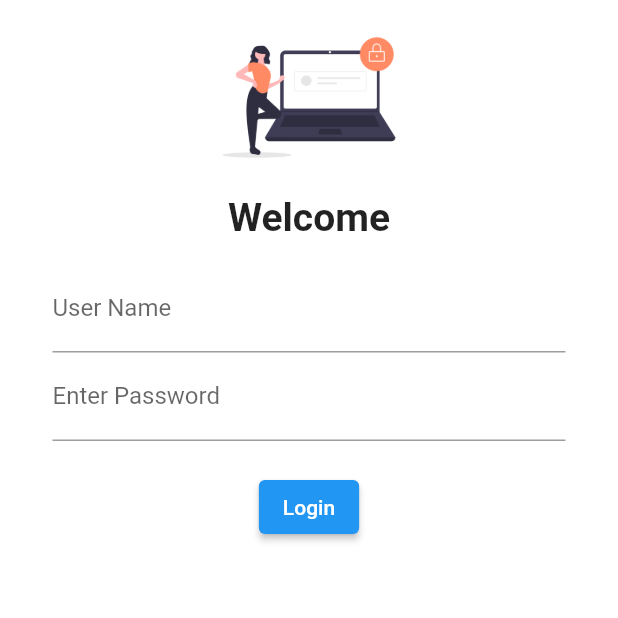
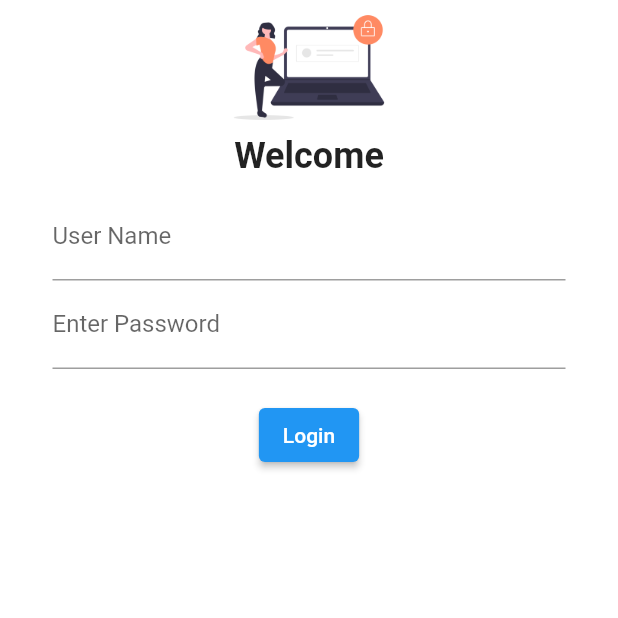
Before and after one commit to AnantChauhan/appsite_store, a Flutter app: the screen it shows after launch, on a phone screen of 412 x 824 dp, the top half of it. Run offline on Flutter 3.47's test engine with Material 2 defaults, Android fonts, the phone set to English and light mode, and no system bars; our stand-ins replace flutter_fortune_wheel; missing offline and left inert: scroll_navigation; statements that could not run were skipped.

Commit message:
sample1.2

```diff
--- a/lib/Screens/login_page.dart
+++ b/lib/Screens/login_page.dart
@@ -10,17 +10,18 @@ class LoginPage extends StatelessWidget {
         children: [
 
           Image.asset(
-            "assets/images/logimage.png",width: 150, height: 130,
+            "assets/images/logimage.png",width: 150, height: 90,
         ),
-        // SizedBox(height: 20,),
-        Text(
-          "Welcome",
-          style: TextStyle(
-            fontSize: 26,
-            fontWeight: FontWeight.bold,
-          ), ),
+        // SizedBox(height: 20,)
+         Text(
+            "Welcome",
+            style: TextStyle(
+              fontSize: 24,
+              fontWeight: FontWeight.bold,
+            ), ),
+
 Padding(
-  padding: const EdgeInsets.symmetric(vertical:16,horizontal: 35),
+  padding: const EdgeInsets.symmetric(vertical:10,horizontal: 35,),
   child:   Column(children: [
      TextFormField(
       decoration: InputDecoration(
```
